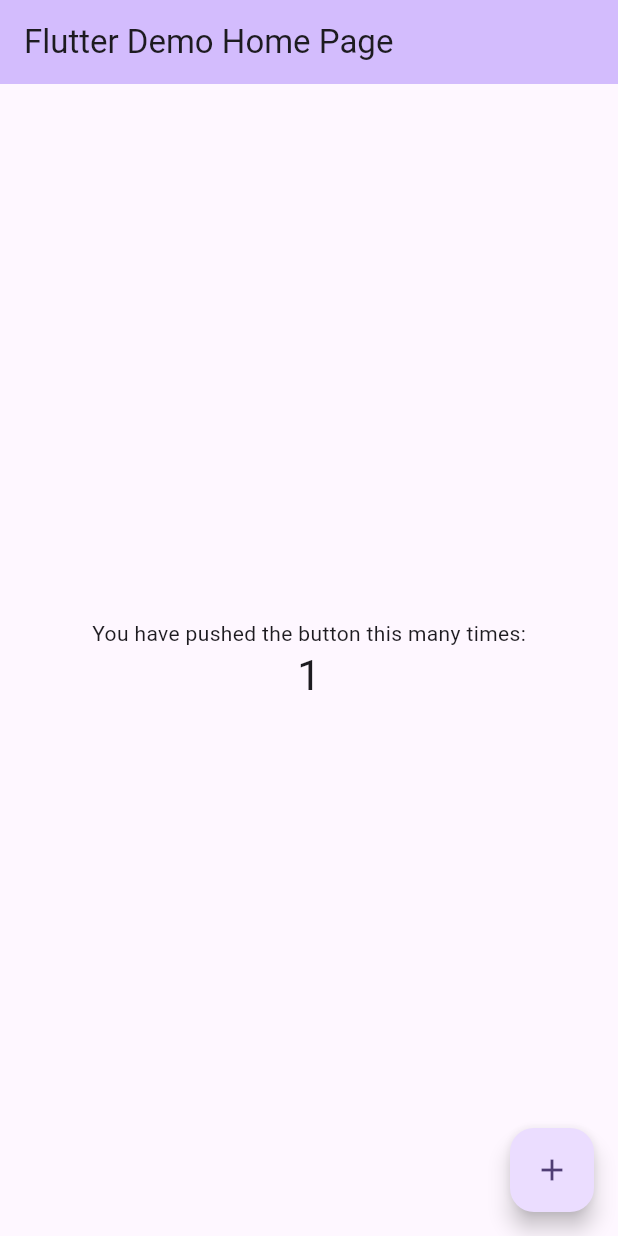
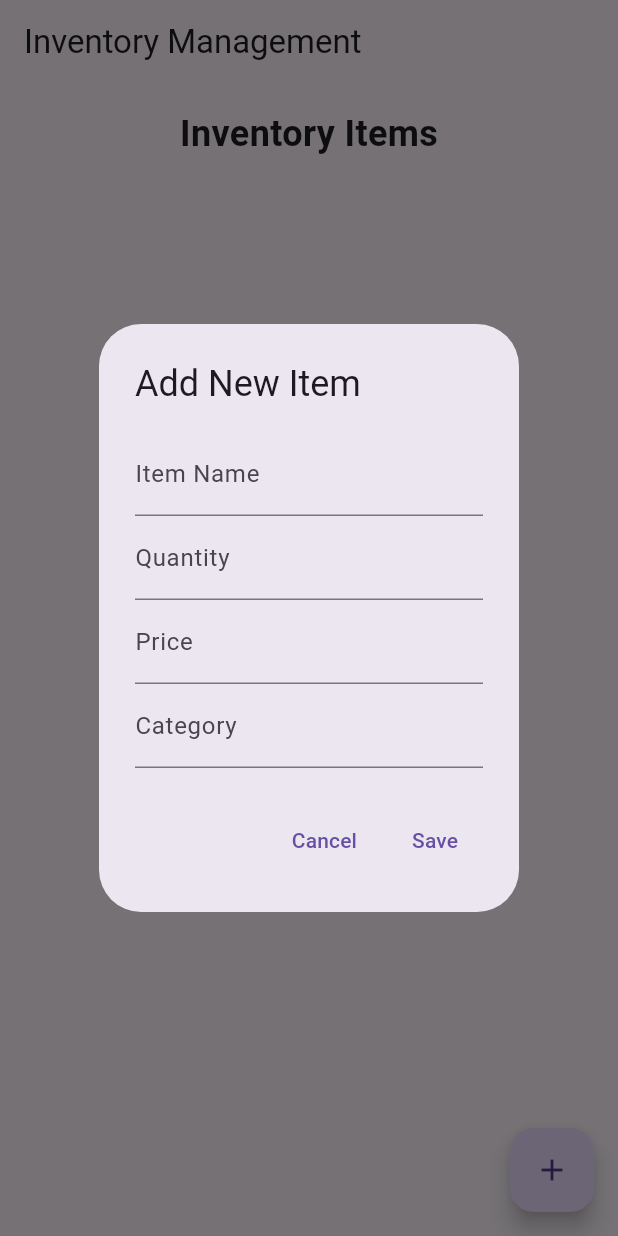
Before and after one commit to fizzahfaizi21/inventory_manage, a Flutter app: the screen it shows after launch, after a tap on the "add" icon, on a phone screen of 412 x 824 dp. Run offline on Flutter 3.47's test engine with Material 3 defaults, Android fonts, the phone set to English and light mode, and no system bars; our stand-ins replace cloud_firestore, firebase_core; accounts and stored records are empty.

Commit message:
made UI design for app

```diff
--- a/lib/main.dart
+++ b/lib/main.dart
@@ -1,122 +1,157 @@
 import 'package:flutter/material.dart';
+import 'package:firebase_core/firebase_core.dart';
+import 'package:cloud_firestore/cloud_firestore.dart';
 
-void main() {
-  runApp(const MyApp());
+void main() async {
+  WidgetsFlutterBinding.ensureInitialized();
+  await Firebase.initializeApp();
+  runApp(InventoryApp());
 }
 
-class MyApp extends StatelessWidget {
-  const MyApp({super.key});
+// Inventory Item Model
+class InventoryItem {
+  String? id;
+  String name;
+  int quantity;
+  double price;
+  String category;
 
-  // This widget is the root of your application.
-  @override
-  Widget build(BuildContext context) {
-    return MaterialApp(
-      title: 'Flutter Demo',
-      theme: ThemeData(
-        // This is the theme of your application.
-        //
-        // TRY THIS: Try running your application with "flutter run". You'll see
-        // the application has a purple toolbar. Then, without quitting the app,
-        // try changing the seedColor in the colorScheme below to Colors.green
-        // and then invoke "hot reload" (save your changes or press the "hot
-        // reload" button in a Flutter-supported IDE, or press "r" if you used
-        // the command line to start the app).
-        //
-        // Notice that the counter didn't reset back to zero; the application
-        // state is not lost during the reload. To reset the state, use hot
-        // restart instead.
-        //
-        // This works for code too, not just values: Most code changes can be
-        // tested with just a hot reload.
-        colorScheme: ColorScheme.fromSeed(seedColor: Colors.deepPurple),
-      ),
-      home: const MyHomePage(title: 'Flutter Demo Home Page'),
+  InventoryItem({
+    this.id,
+    required this.name,
+    required this.quantity,
+    required this.price,
+    required this.category,
+  });
+
+  Map<String, dynamic> toMap() {
+    return {
+      'name': name,
+      'quantity': quantity,
+      'price': price,
+      'category': category,
+    };
+  }
+
+  factory InventoryItem.fromMap(Map<String, dynamic> map, String documentId) {
+    return InventoryItem(
+      id: documentId,
+      name: map['name'] ?? '',
+      quantity: map['quantity'] ?? 0,
+      price:
+          (map['price'] is int)
+              ? (map['price'] as int).toDouble()
+              : map['price'] ?? 0.0,
+      category: map['category'] ?? '',
     );
   }
 }
 
-class MyHomePage extends StatefulWidget {
-  const MyHomePage({super.key, required this.title});
+class InventoryApp extends StatelessWidget {
+  @override
+  Widget build(BuildContext context) {
+    return MaterialApp(
+      title: 'Inventory Management App',
+      theme: ThemeData(
+        primarySwatch: Colors.blue,
+        visualDensity: VisualDensity.adaptivePlatformDensity,
+      ),
+      home: InventoryHomePage(title: 'Inventory Management'),
+    );
+  }
+}
 
-  // This widget is the home page of your application. It is stateful, meaning
-  // that it has a State object (defined below) that contains fields that affect
-  // how it looks.
-
-  // This class is the configuration for the state. It holds the values (in this
-  // case the title) provided by the parent (in this case the App widget) and
-  // used by the build method of the State. Fields in a Widget subclass are
-  // always marked "final".
-
+class InventoryHomePage extends StatefulWidget {
+  InventoryHomePage({Key? key, required this.title}) : super(key: key);
   final String title;
 
   @override
-  State<MyHomePage> createState() => _MyHomePageState();
+  _InventoryHomePageState createState() => _InventoryHomePageState();
 }
 
-class _MyHomePageState extends State<MyHomePage> {
-  int _counter = 0;
-
-  void _incrementCounter() {
-    setState(() {
-      // This call to setState tells the Flutter framework that something has
-      // changed in this State, which causes it to rerun the build method below
-      // so that the display can reflect the updated values. If we changed
-      // _counter without calling setState(), then the build method would not be
-      // called again, and so nothing would appear to happen.
-      _counter++;
-    });
+class _InventoryHomePageState extends State<InventoryHomePage> {
+  @override
+  Widget build(BuildContext context) {
+    return Scaffold(
+      appBar: AppBar(title: Text(widget.title)),
+      body: Column(
+        children: [
+          Padding(
+            padding: const EdgeInsets.all(16.0),
+            child: Text(
+              'Inventory Items',
+              style: TextStyle(fontSize: 24, fontWeight: FontWeight.bold),
+            ),
+          ),
+          Expanded(
+            child: Center(child: Text('Inventory list will appear here')),
+          ),
+        ],
+      ),
+      floatingActionButton: FloatingActionButton(
+        onPressed: () {
+          // Show form to add new item
+          _showAddItemDialog(context);
+        },
+        tooltip: 'Add Item',
+        child: Icon(Icons.add),
+      ),
+    );
   }
 
-  @override
-  Widget build(BuildContext context) {
-    // This method is rerun every time setState is called, for instance as done
-    // by the _incrementCounter method above.
-    //
-    // The Flutter framework has been optimized to make rerunning build methods
-    // fast, so that you can just rebuild anything that needs updating rather
-    // than having to individually change instances of widgets.
-    return Scaffold(
-      appBar: AppBar(
-        // TRY THIS: Try changing the color here to a specific color (to
-        // Colors.amber, perhaps?) and trigger a hot reload to see the AppBar
-        // change color while the other colors stay the same.
-        backgroundColor: Theme.of(context).colorScheme.inversePrimary,
-        // Here we take the value from the MyHomePage object that was created by
-        // the App.build method, and use it to set our appbar title.
-        title: Text(widget.title),
-      ),
-      body: Center(
-        // Center is a layout widget. It takes a single child and positions it
-        // in the middle of the parent.
-        child: Column(
-          // Column is also a layout widget. It takes a list of children and
-          // arranges them vertically. By default, it sizes itself to fit its
-          // children horizontally, and tries to be as tall as its parent.
-          //
-          // Column has various properties to control how it sizes itself and
-          // how it positions its children. Here we use mainAxisAlignment to
-          // center the children vertically; the main axis here is the vertical
-          // axis because Columns are vertical (the cross axis would be
-          // horizontal).
-          //
-          // TRY THIS: Invoke "debug painting" (choose the "Toggle Debug Paint"
-          // action in the IDE, or press "p" in the console), to see the
-          // wireframe for each widget.
-          mainAxisAlignment: MainAxisAlignment.center,
-          children: <Widget>[
-            const Text('You have pushed the button this many times:'),
-            Text(
-              '$_counter',
-              style: Theme.of(context).textTheme.headlineMedium,
+  void _showAddItemDialog(BuildContext context) {
+    final nameController = TextEditingController();
+    final quantityController = TextEditingController();
+    final priceController = TextEditingController();
+    final categoryController = TextEditingController();
+
+    showDialog(
+      context: context,
+      builder: (context) {
+        return AlertDialog(
+          title: Text('Add New Item'),
+          content: SingleChildScrollView(
+            child: Column(
+              mainAxisSize: MainAxisSize.min,
+              children: [
+                TextField(
+                  controller: nameController,
+                  decoration: InputDecoration(labelText: 'Item Name'),
+                ),
+                TextField(
+                  controller: quantityController,
+                  decoration: InputDecoration(labelText: 'Quantity'),
+                  keyboardType: TextInputType.number,
+                ),
+                TextField(
+                  controller: priceController,
+                  decoration: InputDecoration(labelText: 'Price'),
+                  keyboardType: TextInputType.numberWithOptions(decimal: true),
+                ),
+                TextField(
+                  controller: categoryController,
+                  decoration: InputDecoration(labelText: 'Category'),
+                ),
+              ],
+            ),
+          ),
+          actions: [
+            TextButton(
+              onPressed: () {
+                Navigator.of(context).pop();
+              },
+              child: Text('Cancel'),
+            ),
+            TextButton(
+              onPressed: () {
+                // TODO: Save item to Firestore
+                Navigator.of(context).pop();
+              },
+              child: Text('Save'),
             ),
           ],
-        ),
-      ),
-      floatingActionButton: FloatingActionButton(
-        onPressed: _incrementCounter,
-        tooltip: 'Increment',
-        child: const Icon(Icons.add),
-      ), // This trailing comma makes auto-formatting nicer for build methods.
+        );
+      },
     );
   }
 }
--- /dev/null
+++ b/lib/models/inventory_item.dart
@@ -0,0 +1,34 @@
+class InventoryItem {
+  String? id;
+  String name;
+  int quantity;
+  double price;
+  String category;
+
+  InventoryItem({
+    this.id,
+    required this.name,
+    required this.quantity,
+    required this.price,
+    required this.category,
+  });
+
+  Map<String, dynamic> toMap() {
+    return {
+      'name': name,
+      'quantity': quantity,
+      'price': price,
+      'category': category,
+    };
+  }
+
+  factory InventoryItem.fromMap(Map<String, dynamic> map, String documentId) {
+    return InventoryItem(
+      id: documentId,
+      name: map['name'] ?? '',
+      quantity: map['quantity'] ?? 0,
+      price: map['price'] ?? 0.0,
+      category: map['category'] ?? '',
+    );
+  }
+}
```
